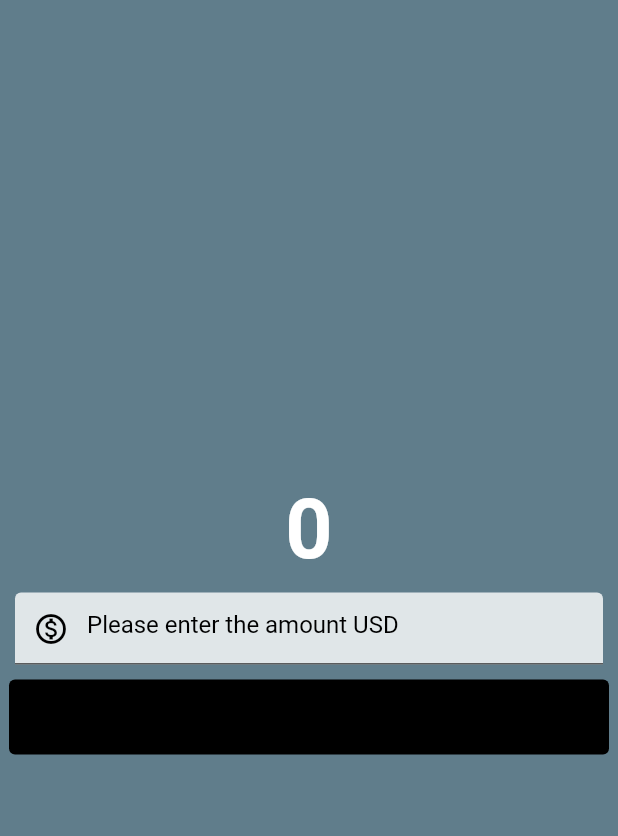
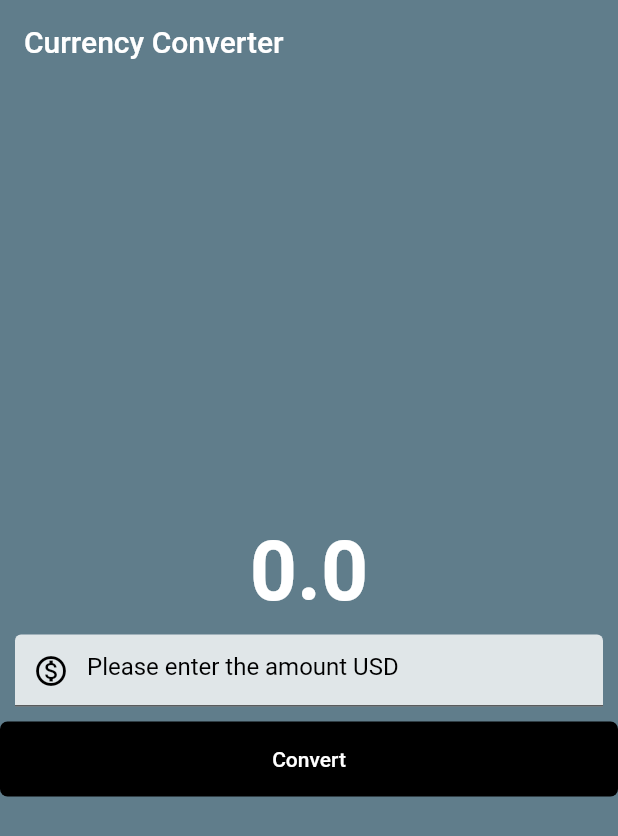
Before and after one commit to vivekdholakiya/currency_converter, a Flutter app: the screen it shows after launch, after a tap on "Convert", on a phone screen of 412 x 824 dp. Shown: the top 836 px of the screen. Run offline on Flutter 3.47's test engine with Material 2 defaults, Android fonts, the phone set to English and light mode, and no system bars.

Commit message:
complete currency converter app

```diff
--- a/lib/currency_converter_material_page.dart
+++ b/lib/currency_converter_material_page.dart
@@ -1,32 +1,58 @@
 import 'package:flutter/foundation.dart';
 import 'package:flutter/material.dart';
 
-class CurrencyConverterMaterialPage extends StatelessWidget {
+class CurrencyConverterMaterialPage extends StatefulWidget {
   const CurrencyConverterMaterialPage({super.key});
 
   @override
+  State<CurrencyConverterMaterialPage> createState() =>
+      _CurrencyConverterMaterialPageState();
+}
+
+class _CurrencyConverterMaterialPageState
+    extends State<CurrencyConverterMaterialPage> {
+  double result = 0;
+  final textEditingController = TextEditingController();
+
+  // @override
+  // void initState() {
+  //   super.initState();
+  //   print('rebuild');
+  // }
+
+  @override
   Widget build(BuildContext context) {
+    print('rebuild');
     return Scaffold(
       backgroundColor: Colors.blueGrey,
+      appBar: AppBar(
+        backgroundColor: Colors.blueGrey,
+        elevation: 0,
+        title: const Text('Currency Converter'),
+      ),
       body: Center(
         child: Column(
           mainAxisAlignment: MainAxisAlignment.center,
           children: [
-            const Text(
-              '0',
-              style: TextStyle(
+            Text(
+              result.toString(),
+              style: const TextStyle(
                 fontSize: 55,
                 fontWeight: FontWeight.bold,
                 color: Color.fromARGB(255, 255, 255, 255),
               ),
             ),
-            const Padding(
-              padding: EdgeInsets.all(10),
+            Padding(
+              padding: const EdgeInsets.all(10),
               child: TextField(
-                style: TextStyle(
+                controller: textEditingController,
+                onSubmitted: (value) {
+                  print(value);
+                },
+                style: const TextStyle(
                   color: Colors.black,
                 ),
-                decoration: InputDecoration(
+                decoration: const InputDecoration(
                   hintText: 'Please enter the amount USD',
                   hintStyle: TextStyle(
                     color: Colors.black,
@@ -42,7 +68,7 @@ class CurrencyConverterMaterialPage extends StatelessWidget {
                     ),
                   ),
                 ),
-                keyboardType: TextInputType.numberWithOptions(
+                keyboardType: const TextInputType.numberWithOptions(
                   decimal: true,
                   signed: true,
                 ),
@@ -50,14 +76,19 @@ class CurrencyConverterMaterialPage extends StatelessWidget {
             ),
             TextButton(
               onPressed: () {
-                if (kDebugMode) {
-                  print('butten clicked');
-                }
+                setState(() {
+                  result = double.parse(textEditingController.text) * 81;
+                });
               },
-              style: const ButtonStyle(
-                  backgroundColor: MaterialStatePropertyAll(Colors.black),
-                  foregroundColor: MaterialStatePropertyAll(Colors.black),
-                  fixedSize: MaterialStatePropertyAll(Size(400, 50))),
+              style: TextButton.styleFrom(
+                backgroundColor: Colors.black,
+                foregroundColor: Colors.white,
+                maximumSize: const Size(double.infinity, 50),
+                minimumSize: const Size(double.infinity, 50),
+                shape: RoundedRectangleBorder(
+                  borderRadius: BorderRadius.circular(5),
+                ),
+              ),
               child: const Text('Convert'),
             ),
           ],
```
